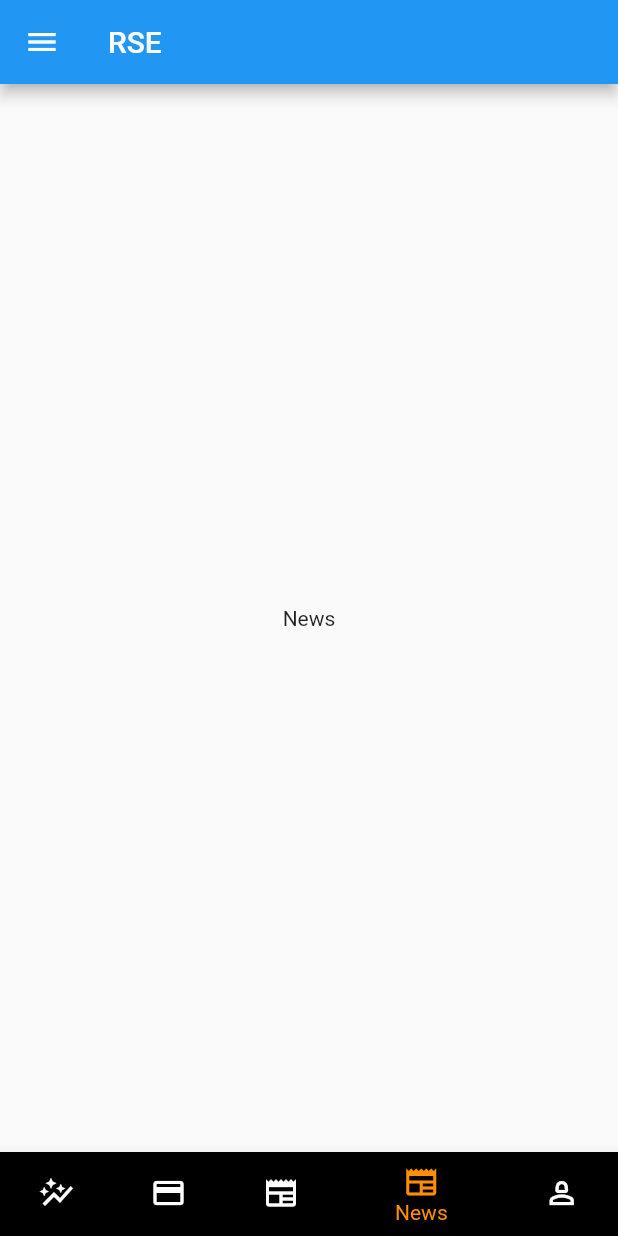
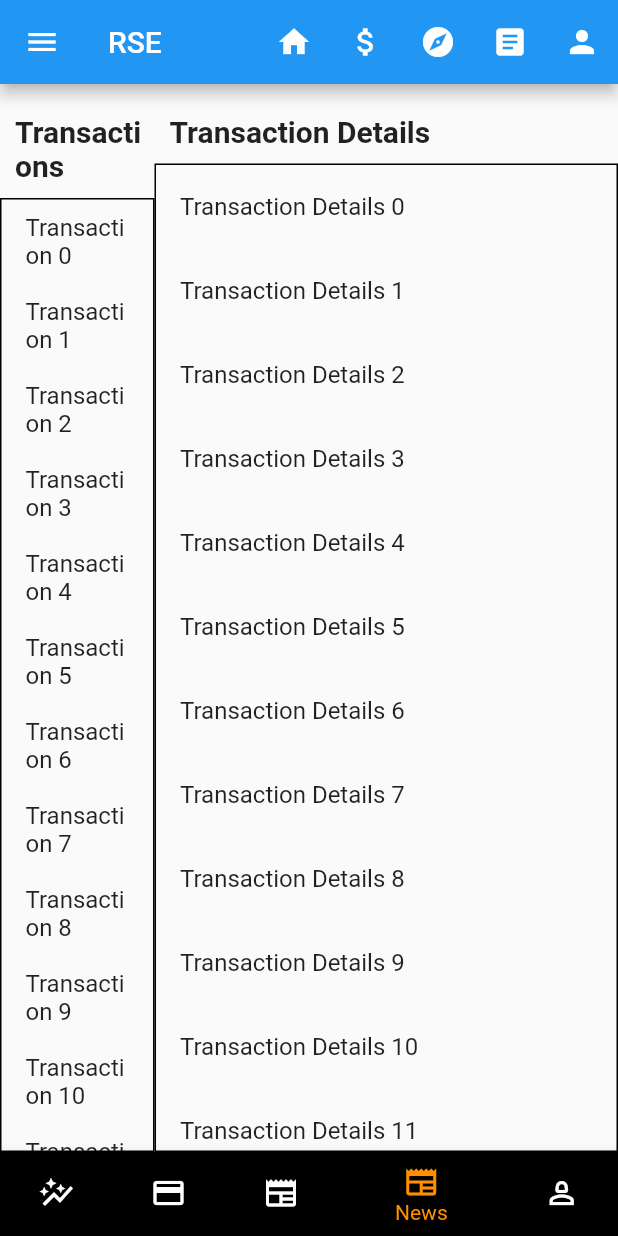
Before and after one commit to PrimeTimeTran/f-RSE, a Flutter app: the screen it shows after launch, item 4 of the bottom bar chosen, on a phone screen of 412 x 824 dp. Run offline on Flutter 3.47's test engine with Material 2 defaults, Android fonts, the phone set to English and light mode, and no system bars; our stand-ins replace bloc, equatable, flutter_bloc, shared_preferences, syncfusion_flutter_charts; network calls fail.

Commit message:
Add notifications & spending screen.

```diff
--- a/lib/data/services/local_storage_service.dart
+++ b/lib/data/services/local_storage_service.dart
@@ -22,7 +22,6 @@ class LocalStorageService {
     var data = await loadData('articles');
 
     if (data != null && data.isNotEmpty) {
-    // if (false && data != null && data.isNotEmpty) {
       return _mapArticlesFromData(jsonDecode(data)['results']);
     } else {
       final d = await loadJsonFile('assets/news.json');
--- a/lib/main.dart
+++ b/lib/main.dart
@@ -4,6 +4,7 @@ import 'package:flutter_bloc/flutter_bloc.dart';
 
 import 'package:rse/data/cubits/all.dart';
 import 'package:rse/presentation/navigation/all.dart';
+import 'package:rse/presentation/navigation/navbar_icons.dart';
 import 'package:rse/presentation/utils/constants.dart' as constants;
 
 void main() {
@@ -66,6 +67,7 @@ class _MyAppState extends State<MyApp> {
         bottomNavigationBar: BottomTab(change: change, index: _idx),
         appBar: AppBar(
           title: const Text('RSE'),
+          actions: navbarIcons(context),
         ),
       ),
     );
--- /dev/null
+++ b/lib/presentation/navigation/navbar_icons.dart
@@ -0,0 +1,61 @@
+import 'package:flutter/material.dart';
+
+navbarIcons(context) {
+  return [
+    IconButton(
+      icon: const Icon(Icons.home),
+      onPressed: () {
+        Navigator.push(
+          context,
+          MaterialPageRoute(
+            builder: (context) => Text('Hi'),
+          ),
+        );
+      },
+    ),
+    IconButton(
+      icon: const Icon(Icons.attach_money),
+      onPressed: () {
+        Navigator.push(
+          context,
+          MaterialPageRoute(
+            builder: (context) => Text('Hi'),
+          ),
+        );
+      },
+    ),
+    IconButton(
+      icon: const Icon(Icons.explore),
+      onPressed: () {
+        Navigator.push(
+          context,
+          MaterialPageRoute(
+            builder: (context) => Text('Hi'),
+          ),
+        );
+      },
+    ),
+    IconButton(
+      icon: const Icon(Icons.article),
+      onPressed: () {
+        Navigator.push(
+          context,
+          MaterialPageRoute(
+            builder: (context) => Text('Hi'),
+          ),
+        );
+      },
+    ),
+    IconButton(
+      icon: const Icon(Icons.person),
+      onPressed: () {
+        Navigator.push(
+          context,
+          MaterialPageRoute(
+            builder: (context) => Text('Hi'),
+          ),
+        );
+      },
+    ),
+  ];
+}
--- /dev/null
+++ b/lib/presentation/screens/spending_screen.dart
@@ -0,0 +1,100 @@
+import 'package:flutter/material.dart';
+
+class SpendingScreen extends StatelessWidget {
+  const SpendingScreen({Key? key}) : super(key: key);
+
+  @override
+  Widget build(BuildContext context) {
+    final screenWidth = MediaQuery.of(context).size.width;
+    final isMobile = screenWidth < 600;
+
+    final horizontalPadding = isMobile ? 0.0 : 200.0;
+    return Center(
+      child: Padding(
+        padding: EdgeInsets.symmetric(horizontal: horizontalPadding),
+        child: Row(
+          children: [
+            Expanded(
+              flex: 1,
+              child: Column(
+                children: [
+                  Container(
+                    margin: const EdgeInsets.only(
+                        top: 20.0, bottom: 10.0, left: 10.0),
+                    child: const Align(
+                      alignment: Alignment.centerLeft,
+                      child: Text(
+                        "Transactions",
+                        style: TextStyle(
+                          fontSize: 20,
+                          fontWeight: FontWeight.bold,
+                        ),
+                      ),
+                    ),
+                  ),
+                  Flexible(
+                    child: Container(
+                      decoration: BoxDecoration(
+                        border: Border.all(
+                          width: 1,
+                          color: Colors.black,
+                        ),
+                      ),
+                      child: ListView.builder(
+                        itemCount: 100,
+                        itemBuilder: (context, index) {
+                          return ListTile(
+                            title: Text("Transaction $index"),
+                          );
+                        },
+                      ),
+                    ),
+                  ),
+                ],
+              ),
+            ),
+            Expanded(
+              flex: 3,
+              child: Column(
+                children: [
+                  Container(
+                    margin: const EdgeInsets.only(
+                        top: 20.0, bottom: 10.0, left: 10.0),
+                    child: const Align(
+                      alignment: Alignment.centerLeft,
+                      child: Text(
+                        "Transaction Details",
+                        style: TextStyle(
+                          fontSize: 20,
+                          fontWeight: FontWeight.bold,
+                        ),
+                      ),
+                    ),
+                  ),
+                  Flexible(
+                    child: Container(
+                      decoration: BoxDecoration(
+                        border: Border.all(
+                          width: 1,
+                          color: Colors.black,
+                        ),
+                      ),
+                      child: ListView.builder(
+                        itemCount: 100,
+                        itemBuilder: (context, index) {
+                          return ListTile(
+                            title: Text("Transaction Details $index"),
+                          );
+                        },
+                      ),
+                    ),
+                  ),
+                ],
+              ),
+            ),
+          ],
+        ),
+      ),
+    );
+  }
+}
--- a/lib/presentation/utils/constants.dart
+++ b/lib/presentation/utils/constants.dart
@@ -1,16 +1,19 @@
 import 'package:flutter/material.dart';
 import 'package:rse/presentation/screens/all.dart';
+import 'package:rse/presentation/screens/notifications_screen.dart';
+import 'package:rse/presentation/screens/spending_screen.dart';
 
-const api = "https://192.168.0.22:7254";
-const newsApi = "https://newsdata.io/api/1/news?apikey=1&category=business&language=en";
+const api = "http://localhost:7254";
+const newsApi =
+    "https://newsdata.io/api/1/news?apikey=1&category=business&language=en";
 
 const investmentTypes = ['Stocks', 'Options', 'Cryptos'];
 
 const List<Widget> tabs = [
   HomeScreen(title: 'Home'),
   InvestingSummaryScreen(title: 'Spending'),
-  TabScreen(title: 'Explore'),
-  TabScreen(title: 'News'),
+  NotificationsScreen(),
+  SpendingScreen(),
   TabScreen(title: 'Profile'),
 ];
 
--- a/lib/presentation/utils/helpers.dart
+++ b/lib/presentation/utils/helpers.dart
@@ -74,5 +74,5 @@ formatField(data, field) {
       return data.quantity.toString();
     default:
       return "${data.getValue(field)}%";
-  };
+  }
 }
--- a/lib/presentation/widgets/all.dart
+++ b/lib/presentation/widgets/all.dart
@@ -1,5 +1,7 @@
 export 'article.dart';
 export 'doughnut.dart';
+export 'articles.dart';
+export 'watchlist.dart';
 export 'line_chart.dart';
 export 'summary_table.dart';
 export 'ticker_carousel.dart';
@@ -7,3 +9,4 @@ export 'period_selector.dart';
 export 'investment_group.dart';
 export 'candlestick_chart.dart';
 export 'options_chain_table.dart';
+export 'portfolio_line_chart.dart';
```
Also changed, not shown: lib/presentation/screens/home_screen.dart (+9 -40 lines), lib/presentation/screens/notifications_screen.dart (added, +99 -0 lines), lib/presentation/widgets/articles.dart (added, +52 -0 lines), lib/presentation/widgets/portfolio_line_chart.dart (added, +40 -0 lines), lib/presentation/widgets/watchlist.dart (added, +86 -0 lines).
